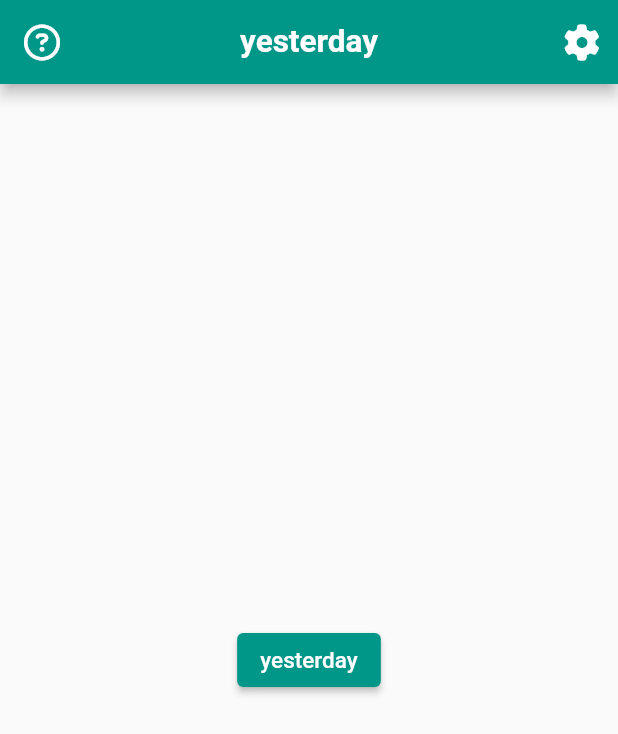
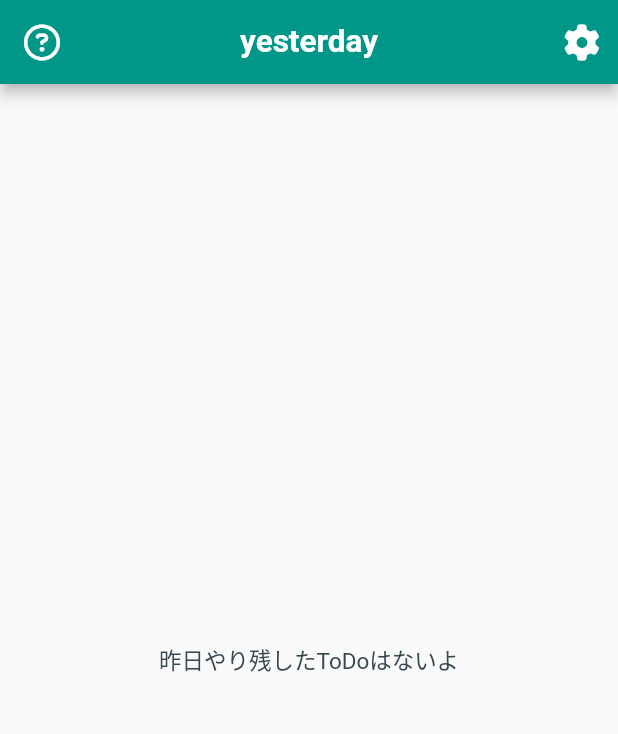
Before and after one commit to ka2fu/yurulist, a Flutter app: the YesterdayList screen opened directly, on a phone screen of 412 x 824 dp. Shown: the top 734 px of the screen. Run offline on Flutter 3.47's test engine with Material 2 defaults, Android fonts, the phone set to English and light mode, and no system bars; our stand-ins replace font_awesome_flutter, shared_preferences, sqflite; accounts and stored records are empty.

Commit message:
yesterdayに移動追加

```diff
--- a/lib/main.dart
+++ b/lib/main.dart
@@ -68,7 +68,8 @@ class _HomePageState extends State<HomePage> {
     const BottomNavigationBarItem(
         icon: FaIcon(FontAwesomeIcons.house), label: 'today'),
     const BottomNavigationBarItem(
-        icon: FaIcon(FontAwesomeIcons.rightFromBracket), label: 'yesterday'),
+        icon: FaIcon(FontAwesomeIcons.calendarCheck), label: 'yesterday'),
+        // icon: FaIcon(FontAwesomeIcons.rightFromBracket), label: 'yesterday'),
   ];
 
   @override
--- a/lib/ui/done/done_detail.dart
+++ b/lib/ui/done/done_detail.dart
@@ -79,6 +79,10 @@ class _DoneDetailPage extends StatelessWidget {
 
     return Scaffold(
       appBar: AppBar(
+        leading: IconButton(
+          onPressed: () => Navigator.pop(context),
+          icon: const FaIcon(FontAwesomeIcons.angleLeft),
+        ),
         title: const Text(
           '達成したToDoの確認',
           style: TextStyle(
--- a/lib/ui/done/done_list.dart
+++ b/lib/ui/done/done_list.dart
@@ -2,8 +2,8 @@ import 'package:flutter/material.dart';
 import 'package:flutter/cupertino.dart';
 import 'package:provider/provider.dart';
 import 'package:font_awesome_flutter/font_awesome_flutter.dart';
+
 import 'package:yuruli/model/db/todo_database.dart';
-
 import 'package:yuruli/model/entity/todo.dart';
 import 'package:yuruli/model/repository/todo_repository.dart';
 import 'package:yuruli/ui/done/done_detail.dart';
--- a/lib/ui/others/help.dart
+++ b/lib/ui/others/help.dart
@@ -1,5 +1,6 @@
 import 'package:flutter/material.dart';
 import 'package:flutter/cupertino.dart';
+import 'package:font_awesome_flutter/font_awesome_flutter.dart';
 
 class HelpPage extends StatelessWidget {
   static Route<dynamic> route() {
@@ -21,6 +22,10 @@ class HelpPage extends StatelessWidget {
     ];
     return Scaffold(
       appBar: AppBar(
+        leading: IconButton(
+          onPressed: () => Navigator.pop(context),
+          icon: const FaIcon(FontAwesomeIcons.angleLeft),
+        ),
         title: const Text(
           'ヘルプ',
           style: TextStyle(fontWeight: FontWeight.bold),
--- a/lib/ui/others/setting.dart
+++ b/lib/ui/others/setting.dart
@@ -1,5 +1,6 @@
 import 'package:flutter/material.dart';
 import 'package:flutter/cupertino.dart';
+import 'package:font_awesome_flutter/font_awesome_flutter.dart';
 
 class SettingPage extends StatelessWidget {
   static Route<dynamic> route() {
@@ -14,6 +15,10 @@ class SettingPage extends StatelessWidget {
   Widget build(BuildContext context) {
     return Scaffold(
       appBar: AppBar(
+        leading: IconButton(
+          onPressed: () => Navigator.pop(context),
+          icon: const FaIcon(FontAwesomeIcons.angleLeft),
+        ),
         title: const Text('設定'),
       ),
       body: const Center(
--- a/lib/ui/todo/todo_detail.dart
+++ b/lib/ui/todo/todo_detail.dart
@@ -137,6 +137,10 @@ class _TodoDetailPage extends StatelessWidget {
 
     return Scaffold(
       appBar: AppBar(
+        leading: IconButton(
+          onPressed: () => Utils.goToHomeScreen(context, HomePage(removeUntilIndex: TodoList.index)),
+          icon: const FaIcon(FontAwesomeIcons.angleLeft),
+        ),
         title: Text(
           vm.isNew ? '新規ToDoを作成' : 'ToDoを編集',
           style: const TextStyle(
--- a/lib/ui/todo/todo_list_view_model.dart
+++ b/lib/ui/todo/todo_list_view_model.dart
@@ -3,6 +3,7 @@ import 'package:intl/intl.dart';
 
 import 'package:yuruli/model/entity/todo.dart';
 import 'package:yuruli/model/repository/todo_repository.dart';
+import 'package:yuruli/model/list_change_date.dart';
 
 class TodoListViewModel extends ChangeNotifier {
   late final TodoRepository _repository;
@@ -23,6 +24,11 @@ class TodoListViewModel extends ChangeNotifier {
     _finishLoading();
   }
 
+  void setState(String state, Todo todo) {
+    todo.state = state;
+    notifyListeners();
+  }
+
   void _startLoading() {
     _isLoading = true;
     notifyListeners();
@@ -33,12 +39,40 @@ class TodoListViewModel extends ChangeNotifier {
     notifyListeners();
   }
 
-  void checkExpireTime() {
+  Future getTods() async {
+    _startLoading();
+    var t = await _repository.loadTodos(Todo.setState('today'));
+    _finishLoading();
+    return t;
+  }
+
+  Future checkExpireTime() async {
     DateTime _homeBuildTime = DateTime.now();
     var formatter = DateFormat('yyyyMMddHHmm', 'ja-JP');
     int _homeBuildTimeInt = int.parse(formatter.format(_homeBuildTime));
 
     // けす
     debugPrint('home screen build time: $_homeBuildTimeInt');
+
+    /// get earliest todo's time
+    late int earliestTime;
+    await Preference.getIntValue(Todo.setState('first')).then((int value) => {
+          earliestTime = value,
+        });
+
+    // けす
+    debugPrint('earliest time: $earliestTime');
+
+    /// 時間が経過したかのチェック
+    if (_homeBuildTimeInt - earliestTime >= 1) {
+      var t = await getTods();
+      debugPrint('todos expired');
+      debugPrint(t.toString());
+      for (var todo in t) {
+        debugPrint(todo.toString());
+        setState(Todo.setState('yesterday'), todo);
+        _repository.update(todo);
+      }
+    }
   }
 }
--- a/lib/ui/yesterday/yesterday_detail.dart
+++ b/lib/ui/yesterday/yesterday_detail.dart
@@ -18,6 +18,10 @@ class YesterdayDetailPage extends StatelessWidget {
   Widget build(BuildContext context) {
     return Scaffold(
       appBar: AppBar(
+        leading: IconButton(
+          onPressed: () => Navigator.pop(context),
+          icon: const FaIcon(FontAwesomeIcons.angleLeft),
+        ),
         title: const Text(
           'done detail',
           style: TextStyle(fontWeight: FontWeight.bold),
--- a/lib/ui/yesterday/yesterday_list.dart
+++ b/lib/ui/yesterday/yesterday_list.dart
@@ -3,9 +3,13 @@ import 'package:flutter/cupertino.dart';
 import 'package:provider/provider.dart';
 import 'package:font_awesome_flutter/font_awesome_flutter.dart';
 
+import 'package:yuruli/model/db/todo_database.dart';
+import 'package:yuruli/model/entity/todo.dart';
+import 'package:yuruli/model/repository/todo_repository.dart';
 import 'package:yuruli/ui/yesterday/yesterday_detail.dart';
 import 'package:yuruli/ui/others/setting.dart';
 import 'package:yuruli/ui/others/help.dart';
+import 'package:yuruli/ui/yesterday/yesterday_list_view_model.dart';
 
 class YesterdayList extends StatelessWidget {
   static int get index => 2;
@@ -14,10 +18,15 @@ class YesterdayList extends StatelessWidget {
 
   @override
   Widget build(BuildContext context) {
-    return Scaffold(
+    final vm = YesterdayListViewModel(TodoRepository(TodoDatabase()));
+    final page = _YesterdayListPage();
+    return ChangeNotifierProvider(
+      create: (_) => vm,
+      child: Scaffold(
         appBar: AppBar(
           leading: IconButton(
-          onPressed: () => Navigator.of(context).push<dynamic>(HelpPage.route()),
+            onPressed: () =>
+                Navigator.of(context).push<dynamic>(HelpPage.route()),
             icon: const FaIcon(FontAwesomeIcons.circleQuestion),
           ),
           title: const Text(
@@ -27,17 +36,73 @@ class YesterdayList extends StatelessWidget {
           centerTitle: true,
           actions: <Widget>[
             IconButton(
-            onPressed: () => Navigator.of(context).push<dynamic>(SettingPage.route()),
+              onPressed: () =>
+                  Navigator.of(context).push<dynamic>(SettingPage.route()),
               icon: const FaIcon(FontAwesomeIcons.gear),
             ),
           ],
         ),
-      body: Center(
-        child: ElevatedButton(
-          child: const Text('yesterday'),
-          onPressed: () =>
+        body: page,
+      )
+    );
+  }
+}
+
+class _YesterdayListPage extends StatelessWidget {
+  @override
+  Widget build(BuildContext context) {
+    final vm = Provider.of<YesterdayListViewModel>(context);
+
+    if (vm.isLoading) {
+      return const Center(child: CircularProgressIndicator());
+    }
+
+    if (vm.todos.isEmpty) {
+      return Center(
+        child: Text(
+          '昨日やり残したToDoはないよ',
+          style: TextStyle(color: Theme.of(context).hintColor),
+        ),
+      );
+    }
+
+    return ListView.builder(
+        itemCount: vm.todos.length,
+        itemBuilder: (BuildContext context, int index) {
+          var todo = vm.todos[index];
+          return _buildTodoListTile(context, todo);
+        });
+  }
+
+  Widget _buildTodoListTile(BuildContext context, Todo todo) {
+    return Card(
+      child: ListTile(
+        title: Text(
+          todo.title,
+          style: const TextStyle(fontWeight: FontWeight.bold),
+        ),
+        leading: Container(
+          width: 30,
+          height: 30,
+          child: Center(
+            child: Text(
+              todo.getScore().toString(),
+              style: const TextStyle(
+                color: Colors.white,
+                fontWeight: FontWeight.bold,
+              ),
+            ),
+          ),
+          decoration: BoxDecoration(
+            color: Theme.of(context).primaryColor,
+            borderRadius: BorderRadius.circular(15),
+          ),
+        ),
+        trailing: Text(
+          todo.getCreatedAt(),
+        ),
+        onTap: () =>
             Navigator.of(context).push<dynamic>(YesterdayDetailPage.route()),
-        ),
       ),
     );
   }
--- /dev/null
+++ b/lib/ui/yesterday/yesterday_list_view_model.dart
@@ -0,0 +1,34 @@
+import 'package:flutter/material.dart';
+
+import 'package:yuruli/model/entity/todo.dart';
+import 'package:yuruli/model/repository/todo_repository.dart';
+import 'package:yuruli/ui/done/done_list_view_model.dart';
+
+class YesterdayListViewModel extends ChangeNotifier {
+  late final TodoRepository _repository;
+
+  YesterdayListViewModel(this._repository) {
+    loadTodos();
+  }
+
+  List<Todo> _todos = [];
+  List<Todo> get todos => _todos;
+  bool _isLoading = false;
+  bool get isLoading => _isLoading;
+
+  void loadTodos() async {
+    _startLoading();
+    _todos = await _repository.loadTodos(Todo.setState('yesterday'));
+    _finishLoading();
+  }
+
+  void _startLoading() {
+    _isLoading = true;
+    notifyListeners();
+  }
+
+  void _finishLoading() {
+    _isLoading = false;
+    notifyListeners();
+  }
+}
--- a/lib/util/home_utils.dart
+++ b/lib/util/home_utils.dart
@@ -51,6 +51,7 @@ class Utils {
     );
   }
 
+  /// Utils.goToHomeScreen(context, HomePage(removeUntilIndex: TodoList.index));
   static void goToHomeScreen(BuildContext context, dynamic toPage) {
     Navigator.pushAndRemoveUntil(
       context,
```
Lines whose indentation alone changed are shown as unchanged.
